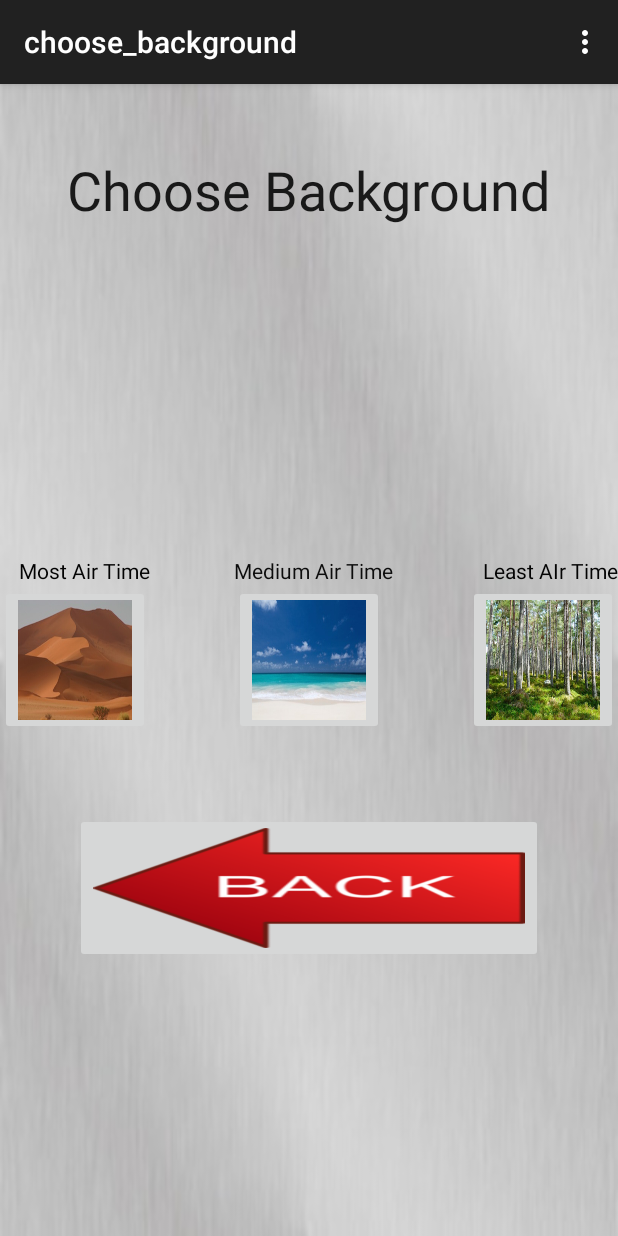
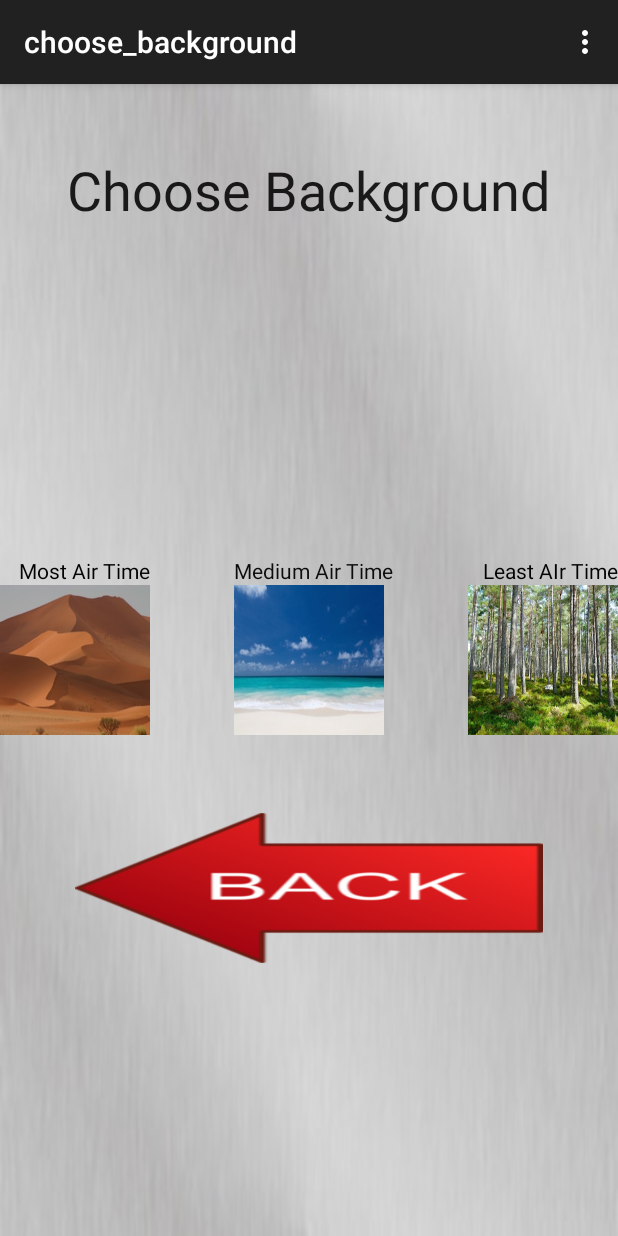
Before and after one commit to Darthpwner/Keepy-Uppy-Android, an Android app: the choose_background screen opened directly, with no data from a screen before it, on a phone screen of 412 x 824 dp. Run offline under Robolectric (Android 15) with nearby library versions, the phone set to English and light mode, and no system bars.

Commit message:
Removed background image crap

```diff
--- a/app/src/main/res/layout/activity_choose_background.xml
+++ b/app/src/main/res/layout/activity_choose_background.xml
@@ -36,12 +36,13 @@
         android:layout_width="100dp"
         android:layout_height="100dp"
         android:id="@+id/desert_button"
-        android:layout_centerVertical="true"
-        android:layout_alignParentLeft="true"
-        android:layout_alignParentStart="true"
         android:src="@drawable/desert"
         android:scaleType="fitXY"
-        android:onClick="moveForward" />
+        android:onClick="moveForward"
+        android:background="@null"
+        android:layout_alignTop="@+id/forest_button"
+        android:layout_alignParentLeft="true"
+        android:layout_alignParentStart="true" />
 
     <ImageButton
         android:layout_width="100dp"
@@ -51,7 +52,8 @@
         android:layout_centerHorizontal="true"
         android:src="@drawable/beach"
         android:scaleType="fitXY"
-        android:onClick="moveForward" />
+        android:onClick="moveForward"
+        android:background="@null" />
 
     <ImageButton
         android:layout_width="100dp"
@@ -62,7 +64,8 @@
         android:layout_alignParentEnd="true"
         android:src="@drawable/forest"
         android:scaleType="fitXY"
-        android:onClick="moveForward" />
+        android:onClick="moveForward"
+        android:background="@null" />
 
     <ImageButton
         android:layout_width="500dp"
@@ -75,7 +78,8 @@
         android:layout_centerHorizontal="true"
         android:layout_marginTop="52dp"
         android:layout_marginLeft="50dp"
-        android:layout_marginRight="50dp" />
+        android:layout_marginRight="50dp"
+        android:background="@null" />
 
     <TextView
         android:layout_width="wrap_content"
--- a/app/src/main/res/layout/activity_rules.xml
+++ b/app/src/main/res/layout/activity_rules.xml
@@ -31,13 +31,14 @@
     <ImageButton
         android:layout_width="500dp"
         android:layout_height="100dp"
-        android:id="@+id/imageButton"
+        android:id="@+id/back_arrow_button"
         android:layout_alignBottom="@+id/rules_background"
         android:src="@drawable/back_arrow"
         android:scaleType="fitXY"
         android:layout_marginLeft="50dp"
         android:layout_marginTop="52dp"
         android:layout_marginRight="50dp"
-        android:onClick="onClickBackArrow" />
+        android:onClick="onClickBackArrow"
+        android:background="@null" />
 
 </RelativeLayout>
```
Also changed, not shown: app/src/main/res/layout/activity_choose_ball.xml (+8 -4 lines).
